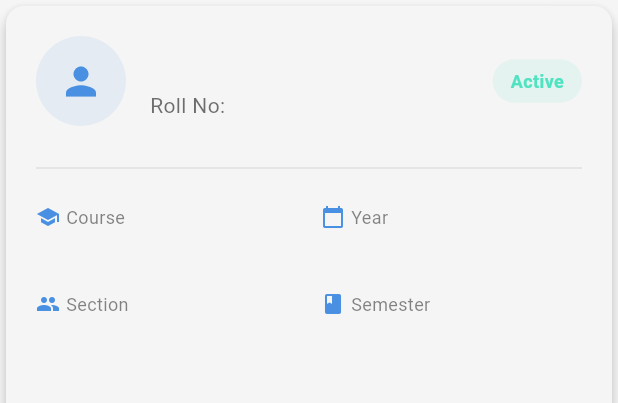
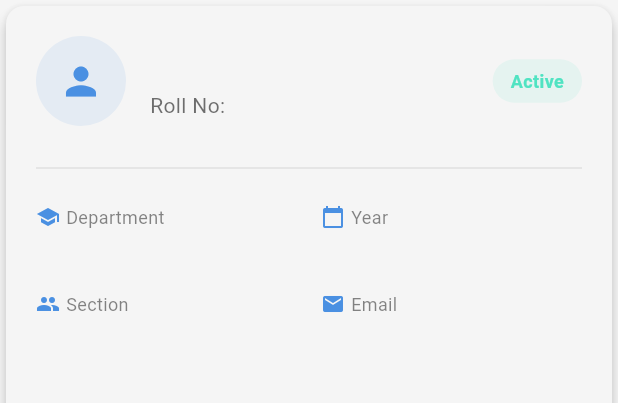
Before and after one commit to ManavLohabade/QuickMark-Attendance, a Flutter app: the StudentInfoCard widget shown alone on an empty page, opened directly with empty values, on a phone screen of 412 x 824 dp. Shown: the top 403 px of the screen. Run offline on Flutter 3.47's test engine with Material 3 defaults, Android fonts, the phone set to English and light mode, and no system bars; our stand-ins replace camera, equatable, flutter_bloc, shared_preferences; missing offline and left inert: google_mlkit_face_detection, mobile_scanner, tflite_flutter; accounts and stored records are empty; network calls fail.

Commit message:
fix asset path and stundetmodel error.

```diff
--- a/quickmark_app/lib/presentation/screens/face_registration/face_registration_screen.dart
+++ b/quickmark_app/lib/presentation/screens/face_registration/face_registration_screen.dart
@@ -241,7 +241,7 @@ class _FaceRegistrationScreenState extends State<FaceRegistrationScreen>
 
   Future<void> _loadTFLiteModel() async {
     try {
-      _interpreter = await Interpreter.fromAsset('mobilefacenet.tflite');
+      _interpreter = await Interpreter.fromAsset('assets/mobilefacenet.tflite');
       setState(() {
         _isModelLoaded = true;
       });
--- a/quickmark_app/lib/presentation/widgets/student_info_card.dart
+++ b/quickmark_app/lib/presentation/widgets/student_info_card.dart
@@ -90,8 +90,8 @@ class StudentInfoCard extends StatelessWidget {
               children: [
                 Expanded(
                   child: _buildInfoItem(
-                    'Course',
-                    user.course ?? 'N/A',
+                    'Department',
+                    user.department ?? 'N/A',
                     Icons.school,
                   ),
                 ),
@@ -118,9 +118,9 @@ class StudentInfoCard extends StatelessWidget {
                 const SizedBox(width: 16),
                 Expanded(
                   child: _buildInfoItem(
-                    'Semester',
-                    user.semester?.toString() ?? 'N/A',
-                    Icons.book,
+                    'Email',
+                    user.email ?? 'N/A',
+                    Icons.email,
                   ),
                 ),
               ],
```
